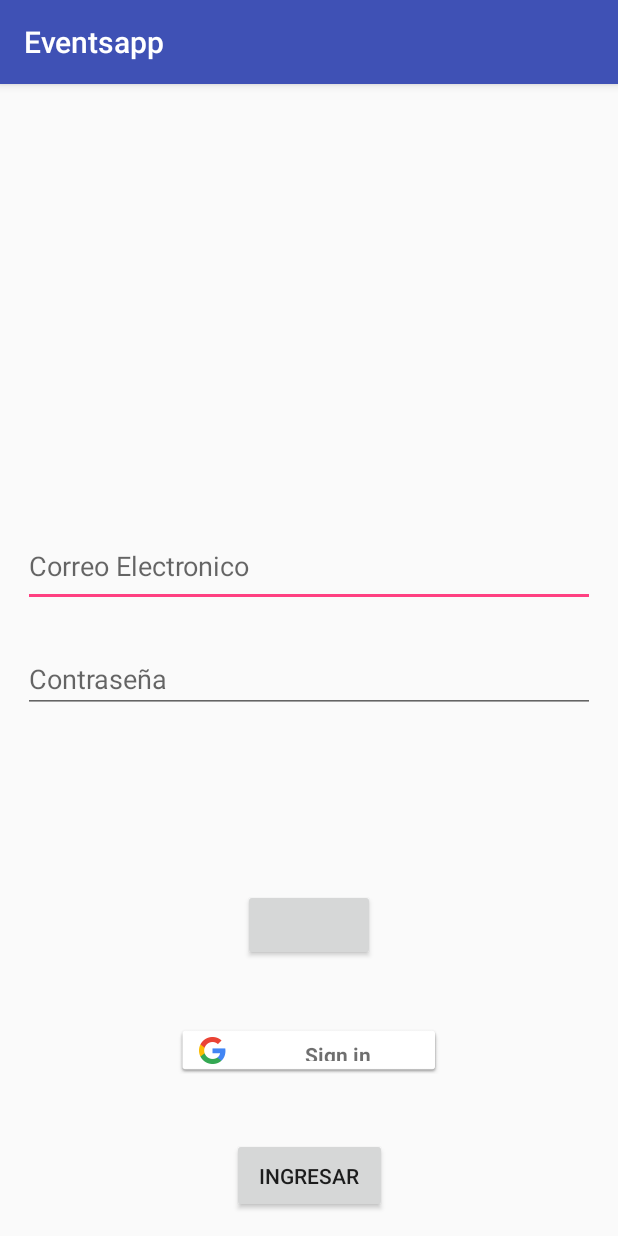
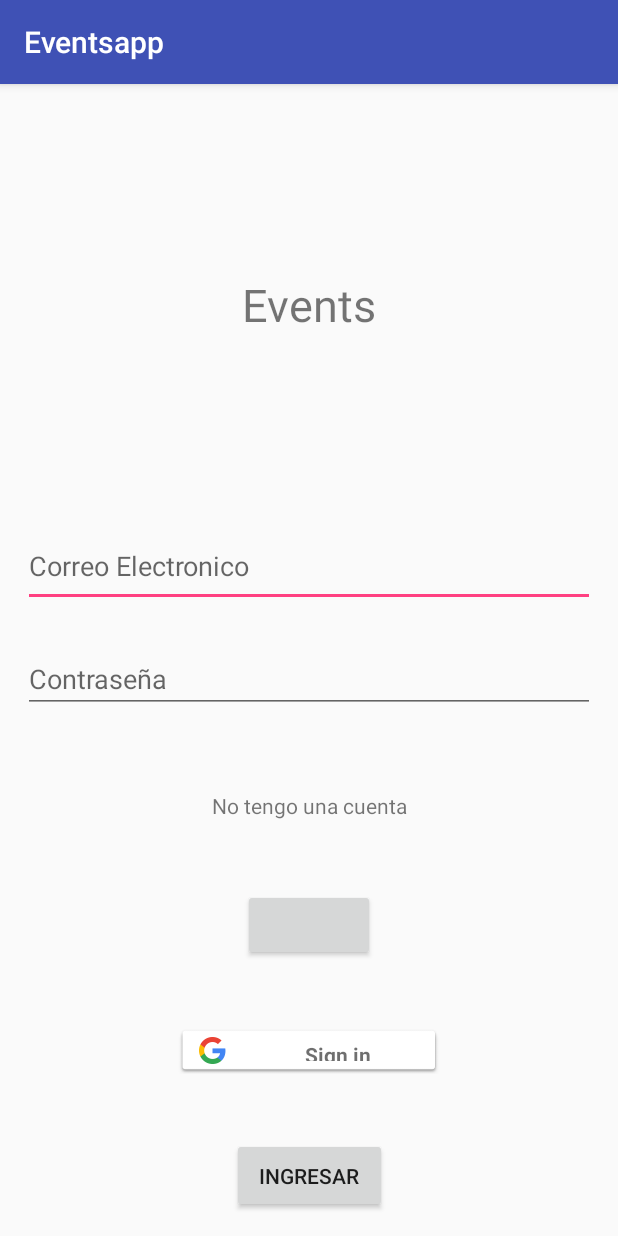
Before and after one commit to jamilevillarroel7/Proyecto2, an Android app: the screen it shows after launch (MainActivity), on a phone screen of 412 x 824 dp. Run offline under Robolectric (Android 15) with nearby library versions, the phone set to English and light mode, and no system bars; our stand-ins replace Firebase (no records; nobody signed in at launch, a user with empty details on screens opened directly); libraries missing offline, so code that uses them is left out: com.facebook, com.facebook.login; plain views replace LoginButton; 5 statements that could not run were skipped.

Commit message:
Solo interfaz formulario, no codigo

```diff
--- a/Eventsapp/app/src/main/java/com/example/viict/eventsapp/MainActivity.java
+++ b/Eventsapp/app/src/main/java/com/example/viict/eventsapp/MainActivity.java
@@ -6,22 +6,22 @@ import android.support.v7.app.AppCompatActivity;
 import android.os.Bundle;
 import android.util.Log;
 import android.view.View;
-import android.view.Window;
 import android.widget.Button;
 import android.widget.EditText;
+import android.widget.TextView;
 import android.widget.Toast;
 import com.facebook.AccessToken;
 import com.facebook.CallbackManager;
 import com.facebook.FacebookCallback;
 import com.facebook.FacebookException;
 import com.facebook.FacebookSdk;
-import com.facebook.appevents.AppEventsLogger;
 
 import com.facebook.login.LoginResult;
 import com.facebook.login.widget.LoginButton;
 
 
 import com.google.android.gms.auth.api.Auth;
+import com.google.android.gms.auth.api.signin.GoogleSignInAccount;
 import com.google.android.gms.auth.api.signin.GoogleSignInOptions;
 import com.google.android.gms.auth.api.signin.GoogleSignInResult;
 import com.google.android.gms.common.ConnectionResult;
@@ -31,12 +31,9 @@ import com.google.android.gms.tasks.OnCompleteListener;
 import com.google.android.gms.tasks.Task;
 import com.google.firebase.auth.AuthCredential;
 import com.google.firebase.auth.AuthResult;
-import com.google.firebase.auth.FacebookAuthCredential;
 import com.google.firebase.auth.FacebookAuthProvider;
 import com.google.firebase.auth.FirebaseAuth;
 import com.google.firebase.auth.FirebaseUser;
-
-import java.util.Arrays;
 
 public class MainActivity extends AppCompatActivity implements GoogleApiClient.OnConnectionFailedListener {
     private static final String TAG ="";
@@ -46,6 +43,7 @@ public class MainActivity extends AppCompatActivity implements GoogleApiClient.O
     private Button btnLogin;
     private LoginButton lbFacebook;
     private SignInButton signInButton;
+    private TextView nuevoUsr;
 
     //FIREBASE
     private FirebaseAuth mAuth;
@@ -65,10 +63,12 @@ public class MainActivity extends AppCompatActivity implements GoogleApiClient.O
 
         //CONEXION ENTRE INTERFAZ Y VARIABLES
         emailField = (EditText) findViewById(R.id.email);
-        passwordField = (EditText) findViewById(R.id.password);
+        passwordField = (EditText) findViewById(R.id.password2);
         btnLogin = (Button) findViewById(R.id.login);
         lbFacebook = (LoginButton) findViewById(R.id.login_button);
         signInButton = (SignInButton) findViewById(R.id.signInButton);
+        nuevoUsr= (TextView) findViewById(R.id.nuevoUsr);
+
 
         //INSTANCIA LA CONEXION CON FIREBASE
         mAuth = FirebaseAuth.getInstance();
@@ -97,7 +97,13 @@ public class MainActivity extends AppCompatActivity implements GoogleApiClient.O
                 }
             }
         };
-
+        //Create cuenta por formulario
+        nuevoUsr.setOnClickListener(new View.OnClickListener() {
+            @Override
+            public void onClick(View view) {
+                startActivity(new Intent(MainActivity.this, TerceraActivity.class));
+            }
+        });
         //ACCIÓN DE CLICK AL BOTON INGRESAR
         btnLogin.setOnClickListener(new View.OnClickListener() {
             @Override
@@ -223,6 +229,49 @@ public class MainActivity extends AppCompatActivity implements GoogleApiClient.O
 
     }
 
+    //autenticacion google
+    private void firebaseAuthWithGoogle(GoogleSignInAccount acct) {
+        Log.d(TAG, "firebaseAuthWithGoogle:" + acct.getId());
 
+       /* AuthCredential credential = GoogleAuthProvider.getCredential(acct.getIdToken(), null);
+        mAuth.signInWithCredential(credential)
+                .addOnCompleteListener(this, new OnCompleteListener<AuthResult>() {
+                    @Override
+                    public void onComplete(@NonNull Task<AuthResult> task) {
+                        if (task.isSuccessful()) {
+                            // Sign in success, update UI with the signed-in user's information
+                            Log.d(TAG, "signInWithCredential:success");
+                            FirebaseUser user = mAuth.getCurrentUser();
+                        } else {
+                            // If sign in fails, display a message to the user.
+                            Log.w(TAG, "signInWithCredential:failure", task.getException());
+                            Toast.makeText(MainActivity.this, "Authentication failed.",
+                                    Toast.LENGTH_SHORT).show();
+                        }
+
+                        // ...
+                    }
+                });*/
+    /*    AuthCredential credential = GoogleAuthProvider.getCredential(googleIdToken, null);
+
+        mAuth.getCurrentUser().linkWithCredential(credential)
+                .addOnCompleteListener(this, new OnCompleteListener<AuthResult>() {
+                    @Override
+                    public void onComplete(@NonNull Task<AuthResult> task) {
+                        if (task.isSuccessful()) {
+                            Log.d(TAG, "linkWithCredential:success");
+                            FirebaseUser user = task.getResult().getUser();
+                            updateUI(user);
+                        } else {
+                            Log.w(TAG, "linkWithCredential:failure", task.getException());
+                            Toast.makeText(AnonymousAuthActivity.this, "Authentication failed.",
+                                    Toast.LENGTH_SHORT).show();
+                            updateUI(null);
+                        }
+
+                        // ...
+                    }
+                });*/
+    }
 
 }
--- a/Eventsapp/app/src/main/res/layout/activity_main.xml
+++ b/Eventsapp/app/src/main/res/layout/activity_main.xml
@@ -5,6 +5,21 @@
     android:layout_width="match_parent"
     android:layout_height="match_parent"
     tools:context=".MainActivity">
+
+    <TextView
+        android:id="@+id/textView4"
+        android:layout_width="wrap_content"
+        android:layout_height="wrap_content"
+        android:layout_marginBottom="8dp"
+        android:layout_marginEnd="8dp"
+        android:layout_marginStart="8dp"
+        android:layout_marginTop="8dp"
+        android:text="Events"
+        android:textSize="30sp"
+        app:layout_constraintBottom_toTopOf="@+id/email"
+        app:layout_constraintEnd_toEndOf="parent"
+        app:layout_constraintStart_toStartOf="parent"
+        app:layout_constraintTop_toTopOf="parent" />
 
     <EditText
         android:id="@+id/email"
@@ -18,7 +33,7 @@
         android:hint="Correo Electronico"
         android:inputType=""
         android:textAlignment="viewStart"
-        app:layout_constraintBottom_toTopOf="@+id/password"
+        app:layout_constraintBottom_toTopOf="@+id/password2"
         app:layout_constraintEnd_toEndOf="parent"
         app:layout_constraintHorizontal_bias="0.0"
         app:layout_constraintStart_toStartOf="parent"
@@ -27,7 +42,7 @@
         app:layout_constraintVertical_chainStyle="packed" />
 
     <EditText
-        android:id="@+id/password"
+        android:id="@+id/password2"
         android:layout_width="match_parent"
         android:layout_height="40dp"
         android:layout_below="@+id/email"
@@ -73,7 +88,7 @@
         app:layout_constraintBottom_toTopOf="@+id/login"
         app:layout_constraintEnd_toEndOf="parent"
         app:layout_constraintStart_toStartOf="parent"
-        app:layout_constraintTop_toBottomOf="@+id/password" />
+        app:layout_constraintTop_toBottomOf="@+id/password2" />
 
     <com.google.android.gms.common.SignInButton
         android:id="@+id/signInButton"
@@ -90,4 +105,20 @@
 
     </com.google.android.gms.common.SignInButton>
 
+    <TextView
+        android:id="@+id/nuevoUsr"
+        android:layout_width="wrap_content"
+        android:layout_height="wrap_content"
+        android:layout_marginBottom="8dp"
+        android:layout_marginEnd="8dp"
+        android:layout_marginStart="8dp"
+        android:layout_marginTop="8dp"
+        android:text="No tengo una cuenta"
+        app:layout_constraintBottom_toTopOf="@+id/login"
+        app:layout_constraintEnd_toEndOf="parent"
+        app:layout_constraintHorizontal_bias="0.502"
+        app:layout_constraintStart_toStartOf="parent"
+        app:layout_constraintTop_toBottomOf="@+id/password2"
+        app:layout_constraintVertical_bias="0.178" />
+
 </android.support.constraint.ConstraintLayout>
```
Also changed, not shown: Eventsapp/app/src/main/AndroidManifest.xml (+10 -3 lines), Eventsapp/app/src/main/java/com/example/viict/eventsapp/TerceraActivity.java (added, +27 -0 lines), Eventsapp/app/src/main/res/layout/activity_tercera.xml (added, +131 -0 lines).
